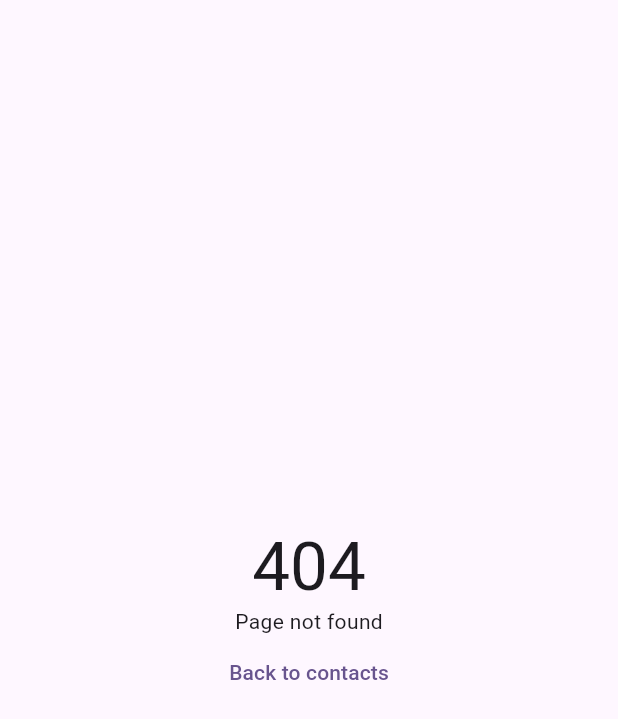
After one commit to lx116/tuclasetupais_prueba_tecnica, a Flutter app: the NotFoundPage screen opened directly, on a phone screen of 412 x 824 dp. The commit adds this screen. Shown: the top 719 px of the screen. Run offline on Flutter 3.47's test engine with Material 3 defaults, Android fonts, the phone set to English and light mode, and no system bars; our stand-ins replace flutter_bloc, get_it, go_router; missing offline and left inert: cellphone_validator; statements that could not run were skipped.

Commit message:
feat(router): add go_router skeleton with 404 page
The list now lives at /contacts, / redirects to it and unknown routes show a 404 page. MyApp uses MaterialApp.router.

```diff
--- /dev/null
+++ b/lib/core/router/app_router.dart
@@ -0,0 +1,19 @@
+import 'package:go_router/go_router.dart';
+
+import '../../features/contacts/presentation/ui/contacts_page.dart';
+import 'app_routes.dart';
+import 'not_found_page.dart';
+
+GoRouter createAppRouter({String initialLocation = AppRoutes.contacts}) {
+  return GoRouter(
+    initialLocation: initialLocation,
+    routes: [
+      GoRoute(path: '/', redirect: (context, state) => AppRoutes.contacts),
+      GoRoute(
+        path: AppRoutes.contacts,
+        builder: (context, state) => const ContactsPage(),
+      ),
+    ],
+    errorBuilder: (context, state) => const NotFoundPage(),
+  );
+}
--- /dev/null
+++ b/lib/core/router/app_routes.dart
@@ -0,0 +1,10 @@
+class AppRoutes {
+  const AppRoutes._();
+
+  static const String contacts = '/contacts';
+
+  /// Route pattern for go_router: `/contacts/:id`.
+  static const String contactDetailPattern = '$contacts/:id';
+
+  static String contactDetail(int id) => '$contacts/$id';
+}
--- /dev/null
+++ b/lib/core/router/not_found_page.dart
@@ -0,0 +1,30 @@
+import 'package:flutter/material.dart';
+import 'package:go_router/go_router.dart';
+
+import 'app_routes.dart';
+
+/// Shown for unknown routes and for resources that do not exist.
+class NotFoundPage extends StatelessWidget {
+  const NotFoundPage({super.key, this.message = 'Page not found'});
+
+  final String message;
+
+  @override
+  Widget build(BuildContext context) {
+    return Scaffold(
+      body: Center(
+        child: Column(
+          mainAxisSize: MainAxisSize.min,
+          children: [
+            Text('404', style: Theme.of(context).textTheme.displayMedium),
+            Text(message),
+            TextButton(
+              onPressed: () => context.go(AppRoutes.contacts),
+              child: const Text('Back to contacts'),
+            ),
+          ],
+        ),
+      ),
+    );
+  }
+}
--- a/lib/main.dart
+++ b/lib/main.dart
@@ -1,8 +1,9 @@
 import 'package:flutter/material.dart';
+import 'package:go_router/go_router.dart';
 
 import 'core/di/injection.dart';
-import 'features/contacts/presentation/cubit/contacts_provider.dart';
-import 'features/contacts/presentation/ui/contacts_list.dart';
+import 'core/router/app_router.dart';
+import 'core/router/app_routes.dart';
 
 Future<void> main() async {
   WidgetsFlutterBinding.ensureInitialized();
@@ -11,22 +12,34 @@ Future<void> main() async {
   runApp(const MyApp());
 }
 
-class MyApp extends StatelessWidget {
-  const MyApp({super.key});
+class MyApp extends StatefulWidget {
+  const MyApp({super.key, this.initialLocation = AppRoutes.contacts});
+
+  /// Only used when the platform does not provide a location (on web the
+  /// browser URL wins).
+  final String initialLocation;
+
+  @override
+  State<MyApp> createState() => _MyAppState();
+}
+
+class _MyAppState extends State<MyApp> {
+  late final GoRouter _router = createAppRouter(
+    initialLocation: widget.initialLocation,
+  );
+
+  @override
+  void dispose() {
+    _router.dispose();
+    super.dispose();
+  }
 
   @override
   Widget build(BuildContext context) {
-    return MaterialApp(
+    return MaterialApp.router(
       title: 'Contacts',
       theme: ThemeData(colorScheme: .fromSeed(seedColor: Colors.deepPurple)),
-      home: Scaffold(
-        appBar: AppBar(
-          backgroundColor: Theme.of(context).colorScheme.inversePrimary,
-          title: const Text('Contacts'),
-        ),
-        // Temporary: the list is mounted directly until routing is in place.
-        body: const ContactsProvider(child: ContactsList()),
-      ),
+      routerConfig: _router,
     );
   }
 }
```
Also changed, not shown: lib/features/contacts/presentation/ui/contacts_page.dart (added, +19 -0 lines), 2 other files.
